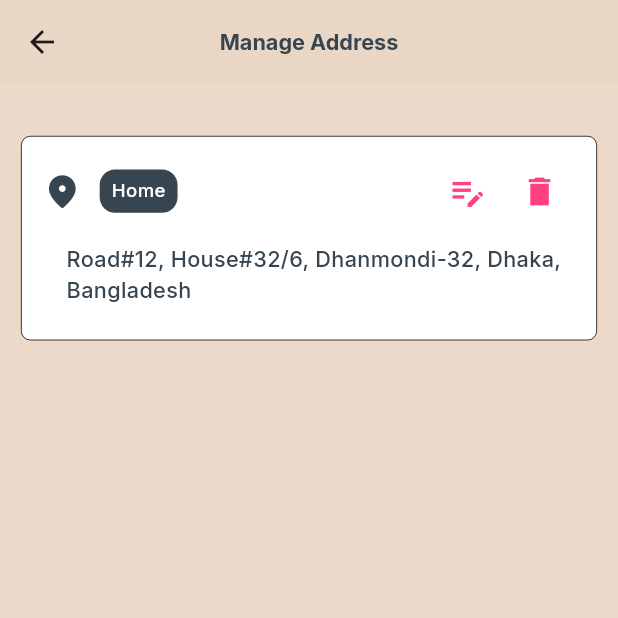
After one commit to nurnabimiah/Foodie-User-App, a Flutter app: the ManageAddressScreen screen opened by its route, on a phone screen of 412 x 824 dp, the top half of it. The commit adds this screen. Run offline on Flutter 3.47's test engine with Material 2 defaults, Android fonts, the phone set to English and light mode, and no system bars; our stand-ins replace dio, dropdown_button2, flutter_screenutil, get, get_it, google_fonts and 3 more; accounts and stored records are empty.

```diff
--- a/lib/main.dart
+++ b/lib/main.dart
@@ -30,6 +30,7 @@ import 'package:flutter/material.dart';
 import 'package:flutter/services.dart';
 import 'package:flutter_screenutil/flutter_screenutil.dart';
 import 'package:foodie_resturent_user_app/utils/app_color_resources/app_color_resources.dart';
+import 'package:foodie_resturent_user_app/view/screen/address_screen/manage_address_screen.dart';
 import 'package:foodie_resturent_user_app/view/screen/auth_screen/create_new_password_screen.dart';
 import 'package:foodie_resturent_user_app/view/screen/auth_screen/forget_password_screen.dart';
 import 'package:foodie_resturent_user_app/view/screen/auth_screen/login_screen.dart';
@@ -105,6 +106,7 @@ class MyApp extends StatelessWidget {
               GetPage(name:NotificationScreen.routeName, page: () => NotificationScreen()),
               GetPage(name:ProfileScreen.routeName, page: () => const ProfileScreen()),
               GetPage(name:EditProfileScreen.routeName, page: () =>  EditProfileScreen()),
+              GetPage(name:ManageAddressScreen.routeName, page: () =>  ManageAddressScreen()),
             ],
           );
         });
--- /dev/null
+++ b/lib/view/screen/address_screen/manage_address_screen.dart
@@ -0,0 +1,91 @@
+
+
+
+import 'package:flutter/material.dart';
+import 'package:flutter_screenutil/flutter_screenutil.dart';
+
+import '../../../utils/app_color_resources/app_color_resources.dart';
+import '../../../utils/app_style.dart';
+import '../../widget/app_bar_widget/reusable_app_bar.dart';
+
+class ManageAddressScreen extends StatelessWidget {
+  static const String routeName = '/manage_address_route';
+  ManageAddressScreen({Key? key}) : super(key: key);
+
+  @override
+  Widget build(BuildContext context) {
+    return Scaffold(
+      backgroundColor: AppColorResources.primaryColor.withOpacity(0.92),
+      //backgroundColor: AppColorResources.primaryBlack,
+      appBar: PreferredSize(
+          preferredSize: Size.fromHeight(kToolbarHeight),
+          child: ReusableAppBar(appBarTitle: 'Manage Address',)),
+
+
+      body: Column(
+        children: [
+
+        SizedBox(height: 20.h,),
+        Padding(
+          padding: const EdgeInsets.all(14.0),
+          child: Container(
+          width: double.infinity,
+          decoration: BoxDecoration(
+            color: AppColorResources.primaryWhiteColor,
+            border: Border.all(
+              color: Colors.black, // Choose the border color
+              width: 0.5, // Choose the border width
+            ),
+            borderRadius: BorderRadius.circular(6.0.r), // Optional: Add border radius
+          ),
+            child: Padding(
+              padding:  EdgeInsets.symmetric(horizontal: 12.0.w,vertical: 12.h),
+              child: Column(
+                crossAxisAlignment: CrossAxisAlignment.start,
+                children: [
+                  Row(
+                    mainAxisAlignment: MainAxisAlignment.spaceBetween,
+                    children: [
+                      Row(
+                        children: [
+                          Icon(Icons.location_on_rounded,color: AppColorResources.subBlackColor,size: 26.sp,),
+                          SizedBox(width: 10.w,),
+                          Container(
+                            height: 28.h,
+
+                            decoration: BoxDecoration(
+                                color: AppColorResources.subBlackColor,
+                                borderRadius: BorderRadius.all(Radius.circular(10.r))
+                            ),
+                            child: Center(child: Padding(
+                              padding:  EdgeInsets.symmetric(horizontal: 8.0),
+                              child: Text('Home',style: myStyleInter(12.sp,  AppColorResources.primaryWhiteColor,FontWeight.w500),),
+                            )),
+                          )
+                        ],
+                      ),
+                      Row(
+                        children: [
+                          IconButton(onPressed: (){}, icon: Icon(Icons.edit_note,color: AppColorResources.primaryPinkColor,size: 26.sp,),),
+                          IconButton(onPressed: (){}, icon: Icon(Icons.delete_sharp,color: AppColorResources.primaryPinkColor,size: 24.sp,),)
+                        ],
+                      )
+
+                    ],
+                  ),
+                  Padding(
+                    padding: EdgeInsets.only(left: 14.0.w,top: 10.h),
+                    child: Text('Road#12, House#32/6, Dhanmondi-32, Dhaka, Bangladesh',style: myStyleInter(14.sp,  AppColorResources.subBlackColor,FontWeight.w500),),
+                  ),
+                  SizedBox(height: 10.h,),
+                ],
+              ),
+            ),
+       ),
+        )
+
+      ],
+      ),
+    );
+  }
+}
--- a/lib/view/screen/profile_screen/profile_screen.dart
+++ b/lib/view/screen/profile_screen/profile_screen.dart
@@ -2,6 +2,8 @@
 import 'package:flutter/material.dart';
 import 'package:flutter_screenutil/flutter_screenutil.dart';
 import 'package:foodie_resturent_user_app/utils/app_style.dart';
+import 'package:foodie_resturent_user_app/view/screen/address_screen/manage_address_screen.dart';
+import 'package:get/get.dart';
 
 import '../../../utils/app_color_resources/app_color_resources.dart';
 import '../../widget/profile_section_widget/profile_section_widget.dart';
@@ -35,8 +37,12 @@ class ProfileScreen extends StatelessWidget {
                   child: SingleChildScrollView(
                     child: Column(
                       children: [
+
+                        //.......................manage address..................
                         GestureDetector(
-                          onTap: (){},
+                          onTap: (){
+                            Get.toNamed(ManageAddressScreen.routeName);
+                          },
                           child: Row(
                             children: [
                               Icon(Icons.add_business_rounded,color: AppColorResources.subBlackColor,size: 22.sp,),
```
